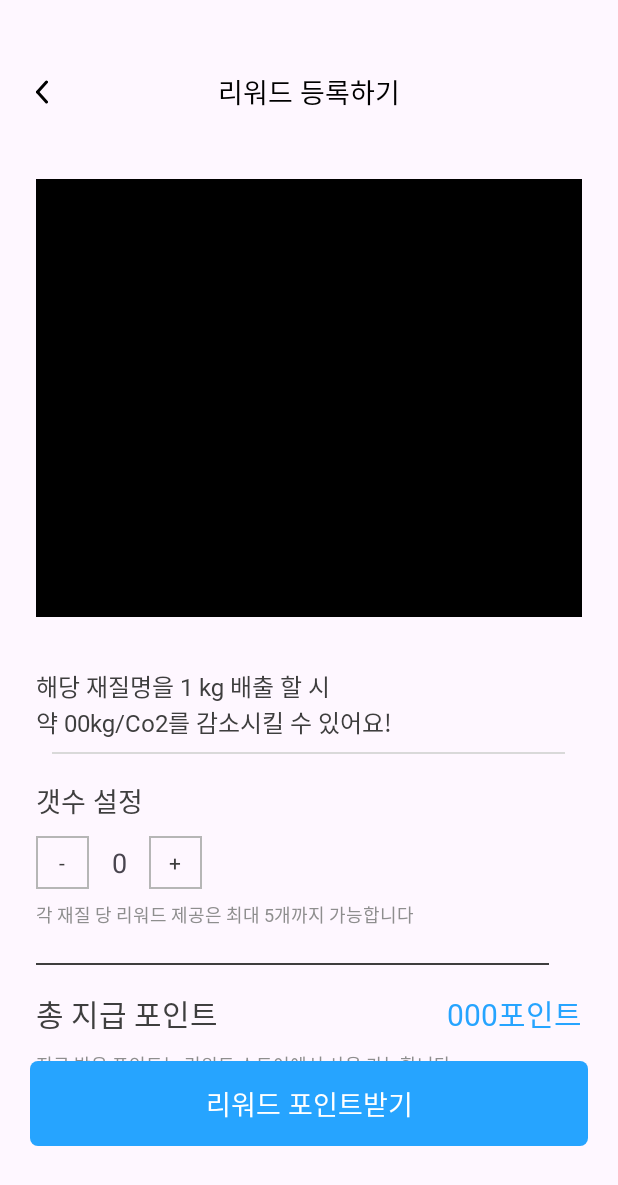
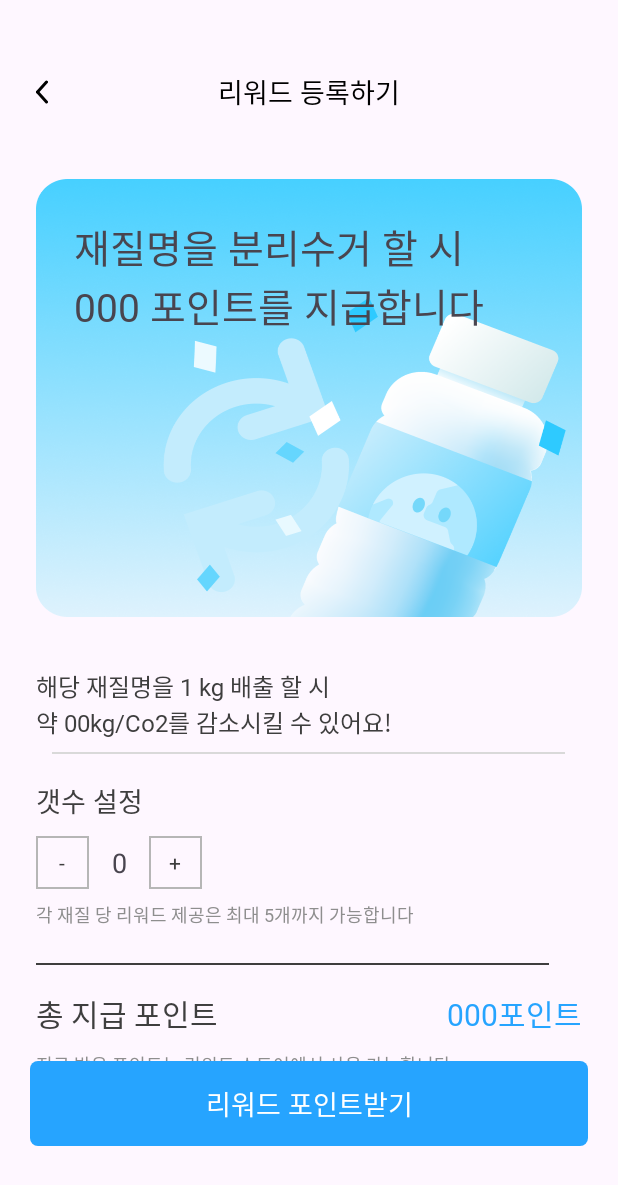
Before and after one commit to uniflee/FE-main, an Android app: the DischargeNewRewardActivity screen opened directly, with no data from a screen before it, on a phone screen of 412 x 824 dp. Shown: the top 1185 px of the screen. Run offline under Robolectric (Android 15) with nearby library versions, the phone set to English and light mode, and no system bars.

Commit message:
[fix] illu 마무리

```diff
--- a/uniflee/app/src/main/res/layout/activity_discharge_new_reward.xml
+++ b/uniflee/app/src/main/res/layout/activity_discharge_new_reward.xml
@@ -40,12 +40,38 @@
         app:layout_constraintStart_toStartOf="parent"
         app:layout_constraintEnd_toEndOf="parent"
         app:layout_constraintTop_toBottomOf="@id/title"
+        android:background="@drawable/img_new_reward"
         android:layout_marginTop="37dp"
         android:layout_marginStart="24dp"
         android:layout_marginEnd="24dp"
+        android:padding="25dp"
         android:layout_width="0dp"
-        android:layout_height="292dp"
-        android:background="@color/black"/>
+        android:layout_height="292dp">
+        <TextView
+            android:layout_width="wrap_content"
+            android:layout_height="wrap_content"
+            android:fontFamily="@font/pretendardlight"
+            android:textSize="26sp"
+            android:text="재질명을 분리수거 할 시"/>
+        <LinearLayout
+            android:orientation="horizontal"
+            android:layout_width="wrap_content"
+            android:layout_height="wrap_content">
+            <TextView
+                android:textSize="26sp"
+                android:fontFamily="@font/pretendardmedium"
+                android:layout_width="wrap_content"
+                android:layout_height="wrap_content"
+                android:text="000"/>
+            <TextView
+                android:textSize="26sp"
+                android:fontFamily="@font/pretendardmedium"
+                android:layout_width="wrap_content"
+                android:layout_height="wrap_content"
+                android:text=" 포인트를 지급합니다"/>
+        </LinearLayout>
+
+    </LinearLayout>
     <LinearLayout
         android:id="@+id/maintext"
         android:orientation="vertical"
```
Also changed, not shown: uniflee/app/src/main/res/drawable/img_new_reward.png (added).
